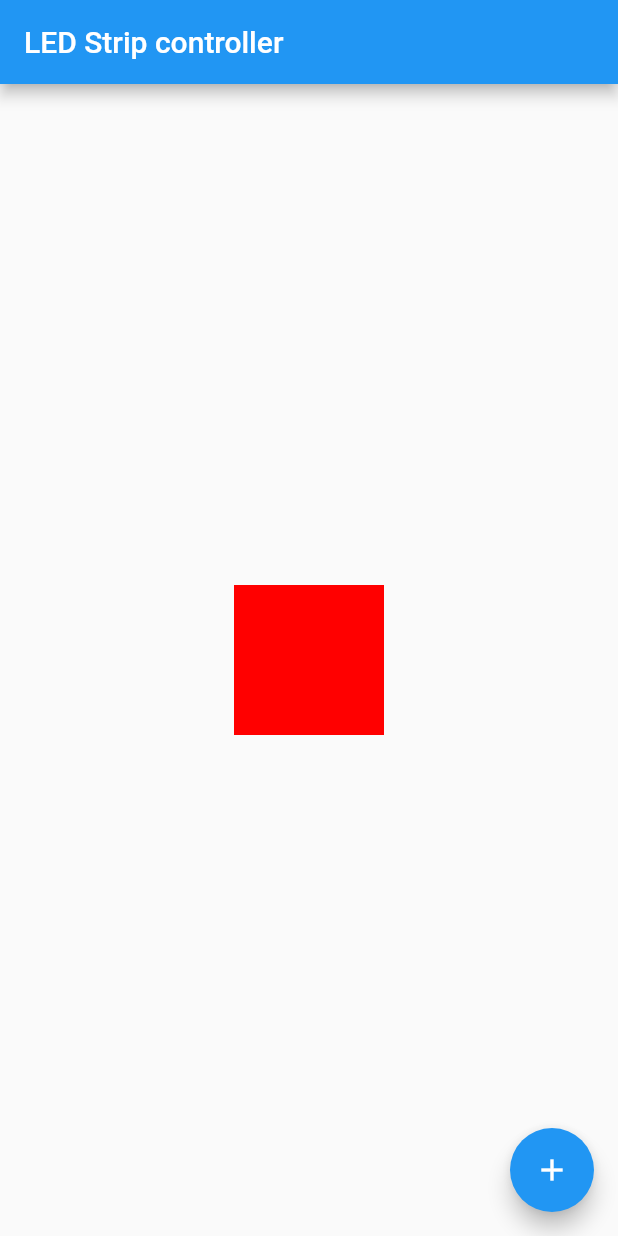
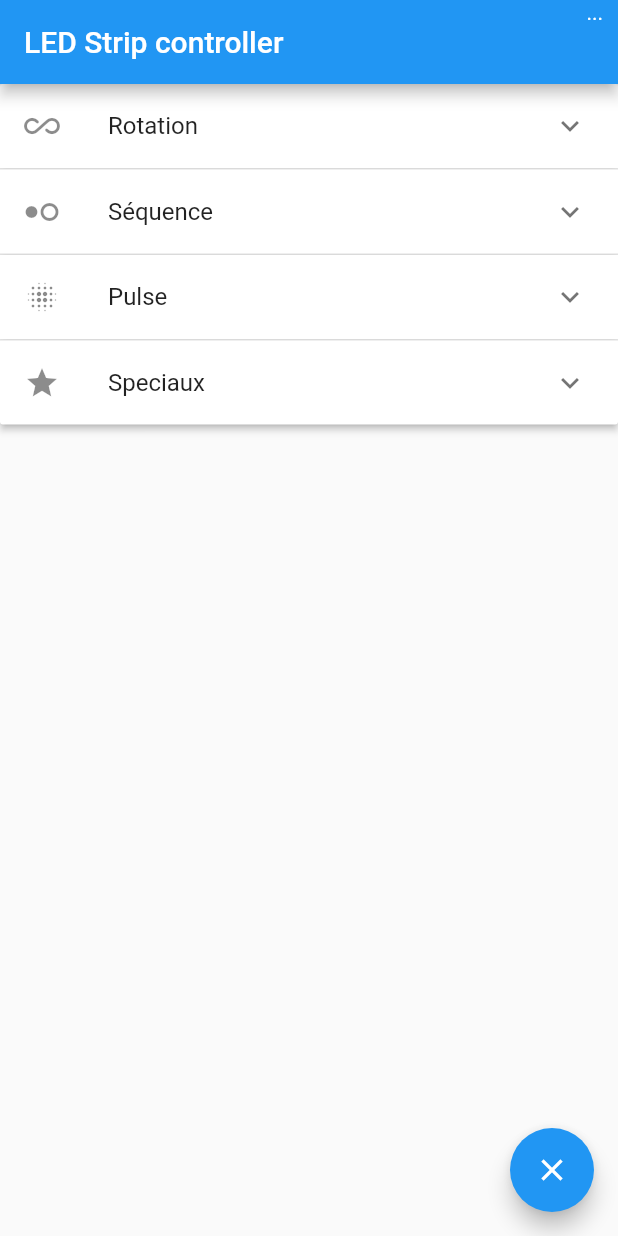
Before and after one commit to arno06/LEDStripController, a Flutter app: the screen it shows after launch, on a phone screen of 412 x 824 dp. Run offline on Flutter 3.47's test engine with Material 2 defaults, Android fonts, the phone set to English and light mode, and no system bars; network calls fail.

Commit message:
Version 1

```diff
--- a/lib/main.dart
+++ b/lib/main.dart
@@ -1,5 +1,8 @@
 import 'package:flutter/material.dart';
-import './widgets/ColorPicker.dart';
+import './widgets/ColorPickerInput.dart';
+import 'package:http/http.dart' as http;
+import 'dart:async';
+import 'dart:convert';
 
 void main() => runApp(MyApp());
 
@@ -27,61 +30,208 @@ class MyHomePage extends StatefulWidget {
 
 class _MyHomePageState extends State<MyHomePage> {
 
-  Color color = Color.fromRGBO(255, 0, 0, 1.0);
+  List<Mode> modes = [];
+
+  final String storage = 'https://api.arnaud-nicolas.fr/storage/ledstrip.setup';
+
+  final storage_header = {
+    'id_client':'arno',
+    'secret_client':'jwhqlbHV88DkCRGIJ4Hi8zrh7LPMeMRo'
+  };
+
+  dynamic setup = null;
+
+  @override
+  void initState() {
+    super.initState();
+    loadStatus();
+    modes = [RotationMode(), SequenceMode(), PulseMode(), SpecialsMode()];
+  }
+
+  loadStatus() async{
+    final response = await http.get(storage);
+    if(response.statusCode != 200){
+      print("Not available");
+      return;
+    }
+    setState((){
+      setup = jsonDecode(response.body);
+    });
+  }
+
+  saveMode(Map data) async{
+    final val = {"date":DateTime.now().toString(), "mode":data};
+    await http.post(storage, headers:storage_header, body:{
+      "value_storage":jsonEncode(val),
+      "type_storage":"application/json"
+    });
+    loadStatus();
+  }
 
   @override
   Widget build(BuildContext context) {
+    List<ExpansionPanel> panels = [];
+
+    Widget currentMode = Text('...');
+
+    Widget floatingButton;
+
+    if(setup != null && setup['mode']['name'] == 'off'){
+      currentMode = Icon(Icons.close);
+    }else{
+      floatingButton = FloatingActionButton(
+        onPressed: (){
+          saveMode({"name": "off"});
+        },
+        child: Icon(Icons.close),
+      );
+    }
+
+    for(var i = 0; i<modes.length; i++){
+      Mode mode = modes[i];
+      mode.ref = this;
+      if (setup != null && mode.name == setup['mode']['name']){
+        currentMode = Icon(mode.icon);
+        mode.isExpanded = true;
+      }
+      panels.add(
+        ExpansionPanel(
+          headerBuilder:(BuildContext context, bool isExpanded){
+            return ListTile(title:Text(mode.title), leading: Icon(mode.icon),);
+          },
+          body:mode.buildBody(),
+          isExpanded: mode.isExpanded
+        )
+      );
+    }
+
     return Scaffold(
       appBar: AppBar(
         title: Text(widget.title),
+        actions: [
+          Container(
+            padding:EdgeInsets.only(right:10.0),
+            child:currentMode
+          )
+        ],
       ),
-      body: Center(
-        child: Listener(
-          onPointerUp: (PointerEvent event){
-            showDialog(
-                context: this.context,
-                builder:(BuildContext ctx){
-                  return AlertDialog(
-                    title: Text('Sélectionner une couleur'),
-                    content: ColorPicker(
-                        width:300,
-                        height:300,
-                        color:Color.fromRGBO(this.color.red, this.color.green, this.color.blue, 1.0),
-                        onColorChanged:(Color color){
-                          this.color = color;
-                        }
-                    ),
-                    actions: [
-                      Container(
-                        height:60,
-                        child: FlatButton(
-                          child: Text('Valider'),
-                          onPressed: (){
-                            setState((){
-                              this.color = this.color;
-                            });
-                            Navigator.pop(this.context);
-                          },
-                        ),
-                      )
-                    ],
-                  );
-                });
-          },
-          child: Container(
-              width:100,
-              height:100,
-              color:this.color
+      body: SingleChildScrollView(
+        child: Container(
+          child: ExpansionPanelList(
+            expansionCallback: (panelIndex, isExpanded){
+              setState(() {
+                for(var i = 0; i<modes.length; i++){
+                  modes[i].isExpanded = i == panelIndex?!isExpanded:false;
+                }
+              });
+            },
+            children:panels
           ),
-        )
+        ),
       ),
-      floatingActionButton: FloatingActionButton(
-        onPressed: (){
-
-        },
-        tooltip: 'Increment',
-        child: Icon(Icons.add),
-      ), // This trailing comma makes auto-formatting nicer for build methods.
+      floatingActionButton: floatingButton, // This trailing comma makes auto-formatting nicer for build methods.
     );
   }
 }
+
+
+class Mode
+{
+  final String title;
+
+  final String name;
+
+  _MyHomePageState ref;
+
+  bool isExpanded = false;
+
+  IconData icon;
+
+  Mode(this.title, this.name, this.icon);
+
+  Widget buildBody(){
+    return Text('empty');
+  }
+}
+
+class RotationMode extends Mode
+{
+  RotationMode():super('Rotation', 'color_rotation', Icons.all_inclusive_rounded);
+
+  double speed = 6.0;
+
+  int direction = 1;
+
+  @override
+  Widget buildBody() {
+    return Container(
+      padding: EdgeInsets.only(left:25.0,right:25.0),
+      child: Column(
+        children: [
+          Row(
+            children: [
+              Text('Direction'),
+              Spacer(),
+              IconButton(icon: Icon(direction==1?Icons.arrow_forward_ios_sharp:Icons.arrow_back_ios), onPressed: (){
+                direction = direction==1?-1:1;
+                ref.setState(() {
+
+                });
+              })
+            ],
+          ),
+          Row(
+            children: [
+              Text('Vitesse'),
+              Spacer(),
+              Slider(
+                onChanged: (double val){
+                  this.speed = val.round().toDouble();
+                  this.ref.setState(() {
+
+                  });
+                },
+                value:this.speed,
+                min:1.0,
+                max:10.0,
+                divisions: 10,
+              ),
+              Text(this.speed.toString()),
+            ],
+          ),
+          Row(
+            children: [
+              Spacer(),
+              IconButton(icon: Icon(Icons.cloud_upload), onPressed: (){
+                ref.saveMode({
+                  "name":this.name,
+                  "params":{
+                    "speed":this.speed,
+                    "direction":this.direction
+                  }
+                });
+              }),
+            ],
+          ),
+        ],
+      ),
+    );
+  }
+
+
+}
+
+class SequenceMode extends Mode
+{
+  SequenceMode():super('Séquence', 'color_alternation',Icons.hdr_weak);
+}
+
+class PulseMode extends Mode
+{
+  PulseMode():super('Pulse', 'color_pulse', Icons.blur_on);
+}
+
+class SpecialsMode extends Mode
+{
+  SpecialsMode():super('Speciaux', 'specials', Icons.star);
+}
--- a/pubspec.yaml
+++ b/pubspec.yaml
@@ -20,6 +20,7 @@ dependencies:
   flutter:
     sdk: flutter
   image: ^2.1.19
+  http: ^0.12.2
 
   # The following adds the Cupertino Icons font to your application.
   # Use with the CupertinoIcons class for iOS style icons.
```
Also changed, not shown: lib/utils/Color.dart (+92 -0 lines), lib/widgets/ColorPicker.dart (+19 -11 lines), lib/widgets/ColorPickerInput.dart (added, +66 -0 lines), pubspec.lock (deleted), 5 other files.
